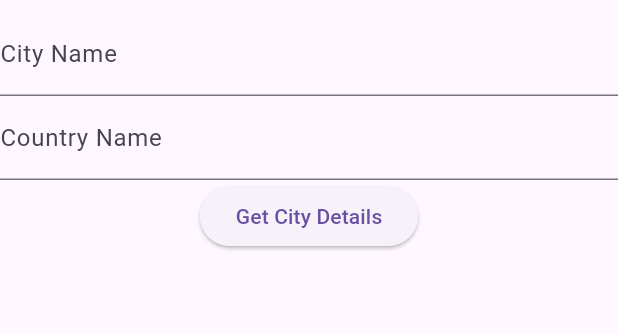
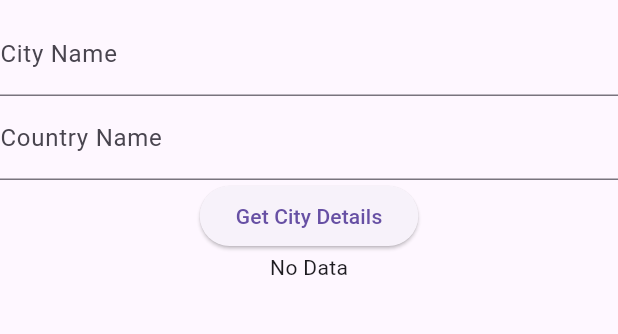
Before and after one commit to e-motion-apps/e-motion-mobile, a Flutter app: the screen it shows after launch, on a phone screen of 412 x 824 dp, the part 72-406 px from its top. Run offline on Flutter 3.47's test engine with Material 3 defaults, Android fonts, the phone set to English and light mode, and no system bars; our stand-ins replace dartz, equatable, flutter_bloc, flutter_dotenv.

Commit message:
change home_widget to fix diplay data

```diff
--- a/lib/src/features/city_details/data/models/city_details_model.dart
+++ b/lib/src/features/city_details/data/models/city_details_model.dart
@@ -19,6 +19,7 @@ class CityDetailsModel {
       json['cityOpinions'].forEach((v) {
         cityOpinions!.add(CityOpinions.fromJson(v));
       });
+      country = json['country'] != null ? Country.fromJson(json['country']) : null;
     }
   }
 
--- a/lib/src/features/home/presentation/widgets/home_widget.dart
+++ b/lib/src/features/home/presentation/widgets/home_widget.dart
@@ -1,4 +1,5 @@
 import 'package:emotion/src/features/city_details/data/data_sources/remote_data_source.dart';
+import 'package:emotion/src/features/city_details/data/models/city_details_model.dart';
 import 'package:emotion/src/features/home/presentation/bloc/home_bloc.dart';
 import 'package:emotion/src/features/home/presentation/bloc/home_event.dart';
 import 'package:emotion/src/features/home/presentation/bloc/home_state.dart';
@@ -6,8 +7,15 @@ import 'package:flutter/material.dart';
 import 'package:flutter_bloc/flutter_bloc.dart';
 import 'package:http/http.dart' as http;
 
-class HomePage extends StatelessWidget {
+class HomePage extends StatefulWidget {
   const HomePage({super.key});
+
+  @override
+  HomePageState createState() => HomePageState();
+}
+
+class HomePageState extends State<HomePage> {
+  Future<CityDetailsModel>? futureCityDetails;
 
   @override
   Widget build(BuildContext context) {
@@ -177,10 +185,35 @@ class HomePage extends StatelessWidget {
                   ElevatedButton(
                     onPressed: () async {
                       final CityDetailsRemoteDataSourceImpl remoteDataSource = CityDetailsRemoteDataSourceImpl(client: http.Client());
-                      await remoteDataSource.getCityDetails(state.cityName, state.countryName);
+                      setState(() {
+                        futureCityDetails = remoteDataSource.getCityDetails(state.cityName, state.countryName);
+                      });
+
                     },
                     child: const Text('Get City Details'),
                   ),
+                    FutureBuilder(
+                        future: futureCityDetails,
+                        builder: (context, snapshot) {
+                          if (snapshot.connectionState == ConnectionState.waiting) {
+                            return const CircularProgressIndicator();
+                          } else if (snapshot.hasError) {
+                            return Text('Error: ${snapshot.error}');
+                          } else if (snapshot.hasData){
+                            return Column(
+                              children: <Widget>[
+                                Text('City: ${snapshot.data!.city!.name}'),
+                                Text('Country: ${snapshot.data!.country!.name}'),
+                                Text('Providers: ${snapshot.data!.providers!.map((provider) => provider.name).join(', ')}'),
+                                Text('Opinions: ${snapshot.data!.cityOpinions!.map((opinion) => opinion.content).join(', ')}'),
+                              ],
+                            );
+                          } else {
+                            return const Text('No Data');
+                          }
+                        },
+                      ),
+
                 ],
               ),
             );
```
